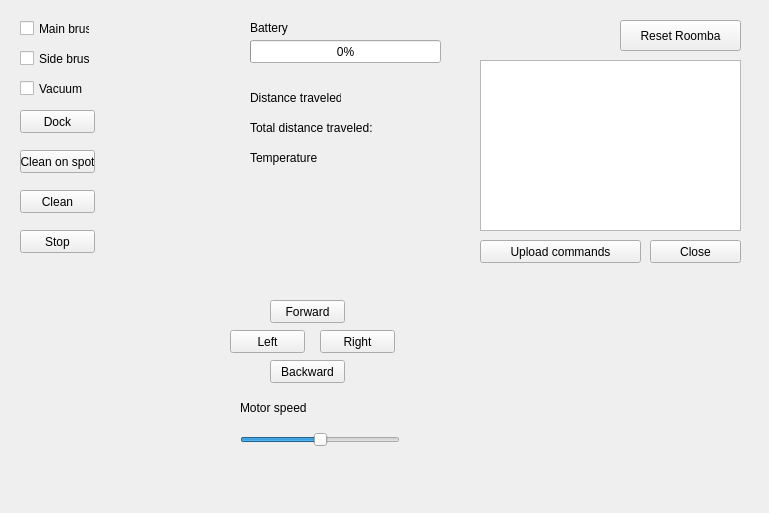
The window that GUI/Gui-RoombaV1.0/controllingroomba.ui (K-4U/ese_project4y5) describes before a commit, drawn with Qt 5.
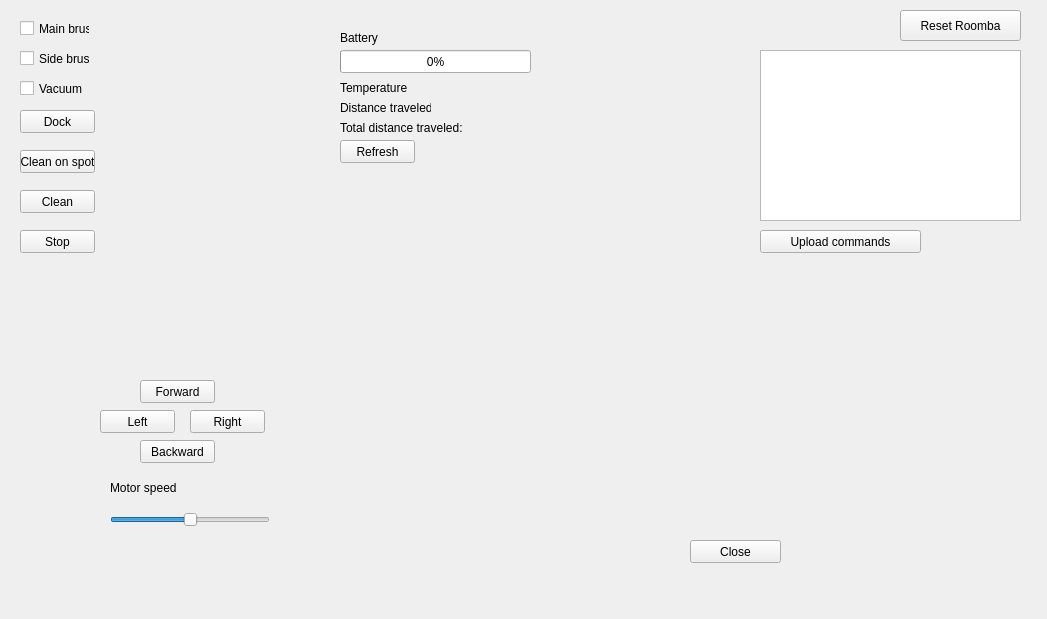
The same window after the commit.

Patch:
```diff
--- a/GUI/Gui-RoombaV1.0/controllingroomba.ui
+++ b/GUI/Gui-RoombaV1.0/controllingroomba.ui
@@ -6,8 +6,8 @@
    <rect>
     <x>0</x>
     <y>0</y>
-    <width>769</width>
-    <height>513</height>
+    <width>1047</width>
+    <height>619</height>
    </rect>
   </property>
   <property name="windowTitle">
@@ -16,8 +16,8 @@
   <widget class="QPushButton" name="pbUpload">
    <property name="geometry">
     <rect>
-     <x>480</x>
-     <y>240</y>
+     <x>760</x>
+     <y>230</y>
      <width>161</width>
      <height>23</height>
     </rect>
@@ -58,8 +58,8 @@
   <widget class="QPushButton" name="pbResetRoomba">
    <property name="geometry">
     <rect>
-     <x>620</x>
-     <y>20</y>
+     <x>900</x>
+     <y>10</y>
      <width>121</width>
      <height>31</height>
     </rect>
@@ -132,8 +132,8 @@
   <widget class="QPushButton" name="pbClose">
    <property name="geometry">
     <rect>
-     <x>650</x>
-     <y>240</y>
+     <x>690</x>
+     <y>540</y>
      <width>91</width>
      <height>23</height>
     </rect>
@@ -145,8 +145,8 @@
   <widget class="QTextEdit" name="txtManualcommands">
    <property name="geometry">
     <rect>
-     <x>480</x>
-     <y>60</y>
+     <x>760</x>
+     <y>50</y>
      <width>261</width>
      <height>171</height>
     </rect>
@@ -155,8 +155,8 @@
   <widget class="QPushButton" name="pbDriveForward">
    <property name="geometry">
     <rect>
-     <x>270</x>
-     <y>300</y>
+     <x>140</x>
+     <y>380</y>
      <width>75</width>
      <height>23</height>
     </rect>
@@ -184,8 +184,8 @@
   <widget class="QProgressBar" name="prBattery">
    <property name="geometry">
     <rect>
-     <x>250</x>
-     <y>40</y>
+     <x>340</x>
+     <y>50</y>
      <width>191</width>
      <height>23</height>
     </rect>
@@ -197,8 +197,8 @@
   <widget class="QLabel" name="lbBattery">
    <property name="geometry">
     <rect>
-     <x>250</x>
-     <y>20</y>
+     <x>340</x>
+     <y>30</y>
      <width>91</width>
      <height>16</height>
     </rect>
@@ -210,8 +210,8 @@
   <widget class="QSlider" name="hsMotorSpeed">
    <property name="geometry">
     <rect>
-     <x>240</x>
-     <y>430</y>
+     <x>110</x>
+     <y>510</y>
      <width>160</width>
      <height>19</height>
     </rect>
@@ -232,8 +232,8 @@
   <widget class="QLabel" name="lbMotorSpeed">
    <property name="geometry">
     <rect>
-     <x>240</x>
-     <y>400</y>
+     <x>110</x>
+     <y>480</y>
      <width>111</width>
      <height>16</height>
     </rect>
@@ -245,8 +245,8 @@
   <widget class="QLabel" name="lbDistance">
    <property name="geometry">
     <rect>
-     <x>250</x>
-     <y>90</y>
+     <x>340</x>
+     <y>100</y>
      <width>91</width>
      <height>16</height>
     </rect>
@@ -258,7 +258,7 @@
   <widget class="QLabel" name="lbTotalDistance">
    <property name="geometry">
     <rect>
-     <x>250</x>
+     <x>340</x>
      <y>120</y>
      <width>141</width>
      <height>16</height>
@@ -271,8 +271,8 @@
   <widget class="QLabel" name="lbTemperature">
    <property name="geometry">
     <rect>
-     <x>250</x>
-     <y>150</y>
+     <x>340</x>
+     <y>80</y>
      <width>91</width>
      <height>16</height>
     </rect>
@@ -284,8 +284,8 @@
   <widget class="QPushButton" name="pbDriveLeft">
    <property name="geometry">
     <rect>
-     <x>230</x>
-     <y>330</y>
+     <x>100</x>
+     <y>410</y>
      <width>75</width>
      <height>23</height>
     </rect>
@@ -297,8 +297,8 @@
   <widget class="QPushButton" name="pbDriveRight">
    <property name="geometry">
     <rect>
-     <x>320</x>
-     <y>330</y>
+     <x>190</x>
+     <y>410</y>
      <width>75</width>
      <height>23</height>
     </rect>
@@ -310,8 +310,8 @@
   <widget class="QPushButton" name="pbDriveBackward">
    <property name="geometry">
     <rect>
-     <x>270</x>
-     <y>360</y>
+     <x>140</x>
+     <y>440</y>
      <width>75</width>
      <height>23</height>
     </rect>
@@ -320,6 +320,19 @@
     <string>Backward</string>
    </property>
   </widget>
+  <widget class="QPushButton" name="pbRefresh">
+   <property name="geometry">
+    <rect>
+     <x>340</x>
+     <y>140</y>
+     <width>75</width>
+     <height>23</height>
+    </rect>
+   </property>
+   <property name="text">
+    <string>Refresh</string>
+   </property>
+  </widget>
  </widget>
  <resources/>
  <connections>
```
Left out of the diff: 8 changed lines with no effect on the pictures.
